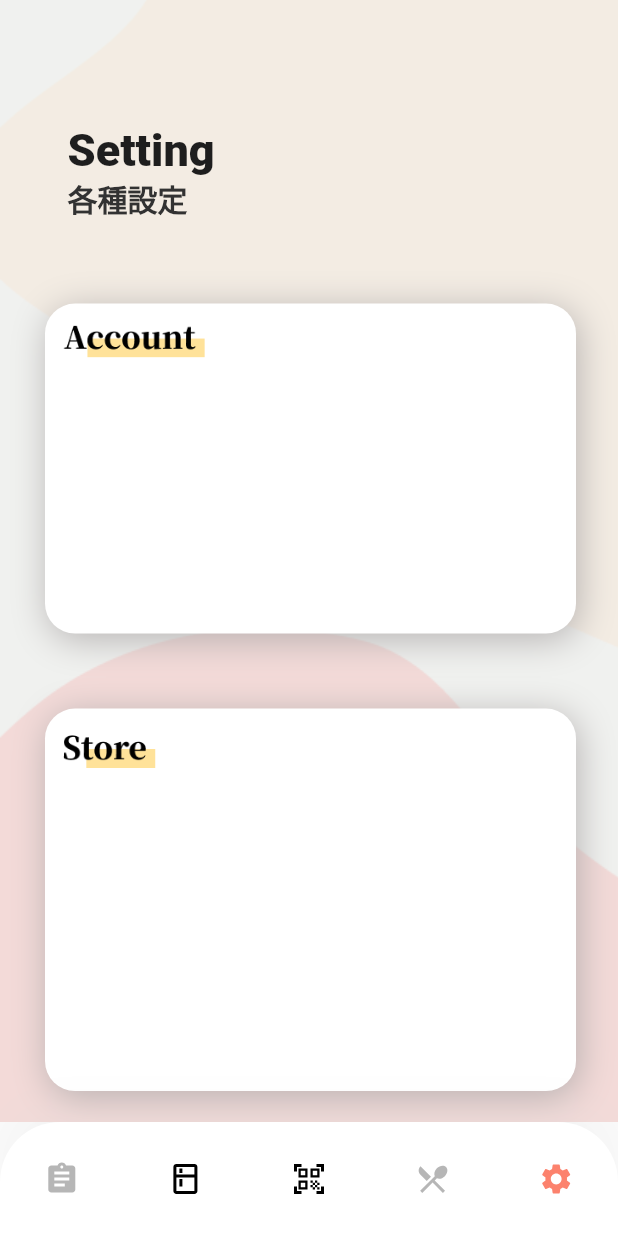
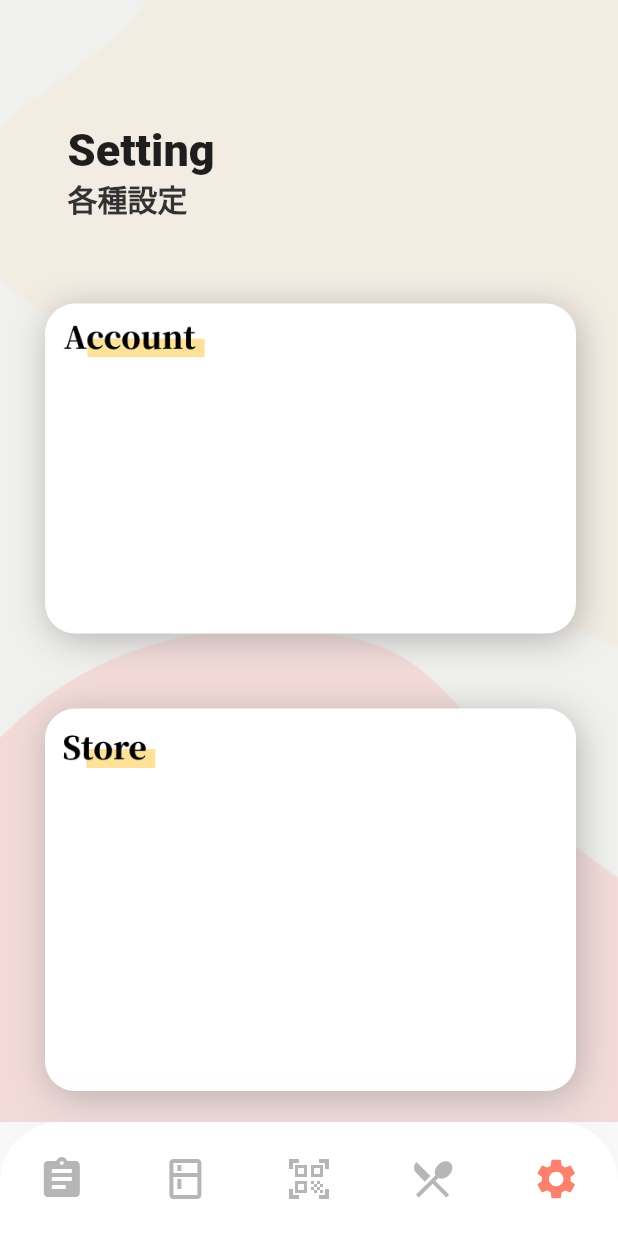
Before and after one commit to FOR-Shu/App_TaoSian, a Flutter app: the screen it shows after launch, on a phone screen of 412 x 824 dp. Run offline on Flutter 3.47's test engine with Material 2 defaults, Android fonts, the phone set to English and light mode, and no system bars; our stand-ins replace flutter_svg; Roboto replaces fonts that are missing (Noto_Serif_TC).

Commit message:
- navbar 調整

```diff
--- a/main_app/lib/components/coustom_bottom_nav_bar.dart
+++ b/main_app/lib/components/coustom_bottom_nav_bar.dart
@@ -41,6 +41,8 @@ class CustomBottomNavBar extends StatelessWidget {
               IconButton(
                 icon: SvgPicture.asset(
                   "assets/icons/list.svg",
+                  height: 100,
+                  width: 100,
                   color: MenuState.home == selectedMenu
                       ? kPrimaryColor
                       : inActiveIconColor,
@@ -49,16 +51,10 @@ class CustomBottomNavBar extends StatelessWidget {
                     Navigator.pushNamed(context, HomeScreen.routeName),
               ),
               IconButton(
-                icon: SvgPicture.asset("assets/icons/box.svg"),
-                onPressed: () {},
-              ),
-              IconButton(
-                icon: SvgPicture.asset("assets/icons/qrcodescan.svg"),
-                onPressed: () {},
-              ),
-              IconButton(
                 icon: SvgPicture.asset(
-                  "assets/icons/menu.svg",
+                  "assets/icons/box.svg",
+                  height: 100,
+                  width: 100,
                   color: MenuState.food == selectedMenu
                       ? kPrimaryColor
                       : inActiveIconColor,
@@ -67,7 +63,31 @@ class CustomBottomNavBar extends StatelessWidget {
               ),
               IconButton(
                 icon: SvgPicture.asset(
+                  "assets/icons/qrcodescan.svg",
+                  height: 100,
+                  width: 100,
+                  color: MenuState.scan == selectedMenu
+                      ? kPrimaryColor
+                      : inActiveIconColor,
+                ),
+                onPressed: () {},
+              ),
+              IconButton(
+                icon: SvgPicture.asset(
+                  "assets/icons/menu.svg",
+                  height: 100,
+                  width: 100,
+                  color: MenuState.menu == selectedMenu
+                      ? kPrimaryColor
+                      : inActiveIconColor,
+                ),
+                onPressed: () {},
+              ),
+              IconButton(
+                icon: SvgPicture.asset(
                   "assets/icons/setting.svg",
+                  height: 100,
+                  width: 100,
                   color: MenuState.setting == selectedMenu
                       ? kPrimaryColor
                       : inActiveIconColor,
```
